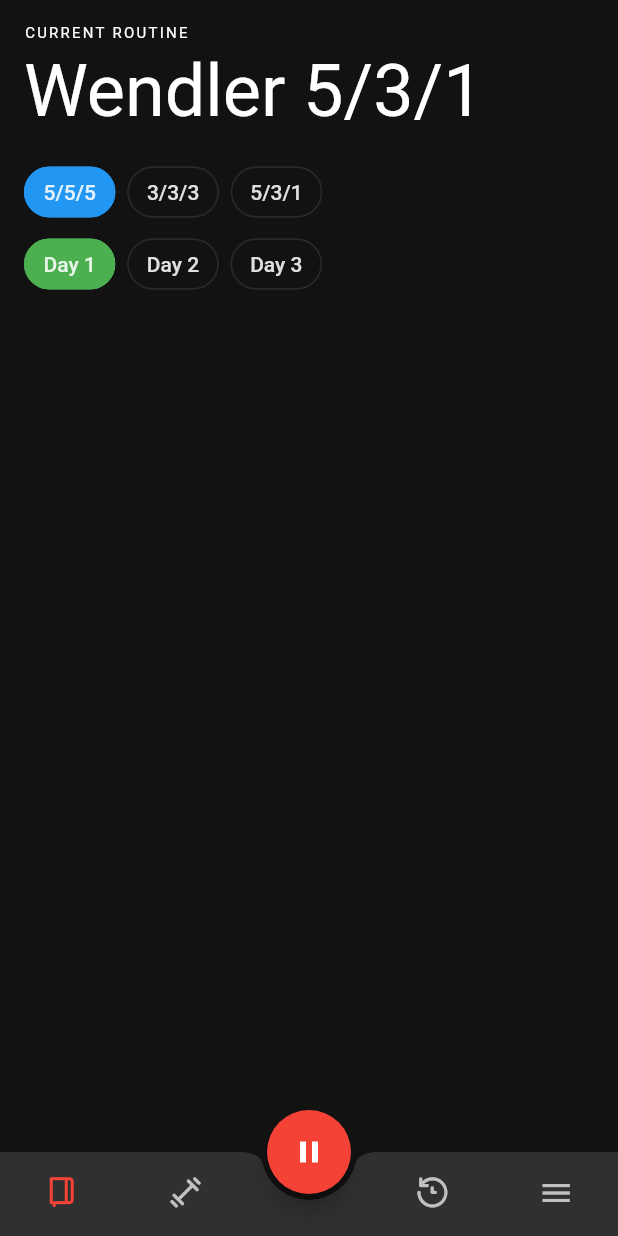
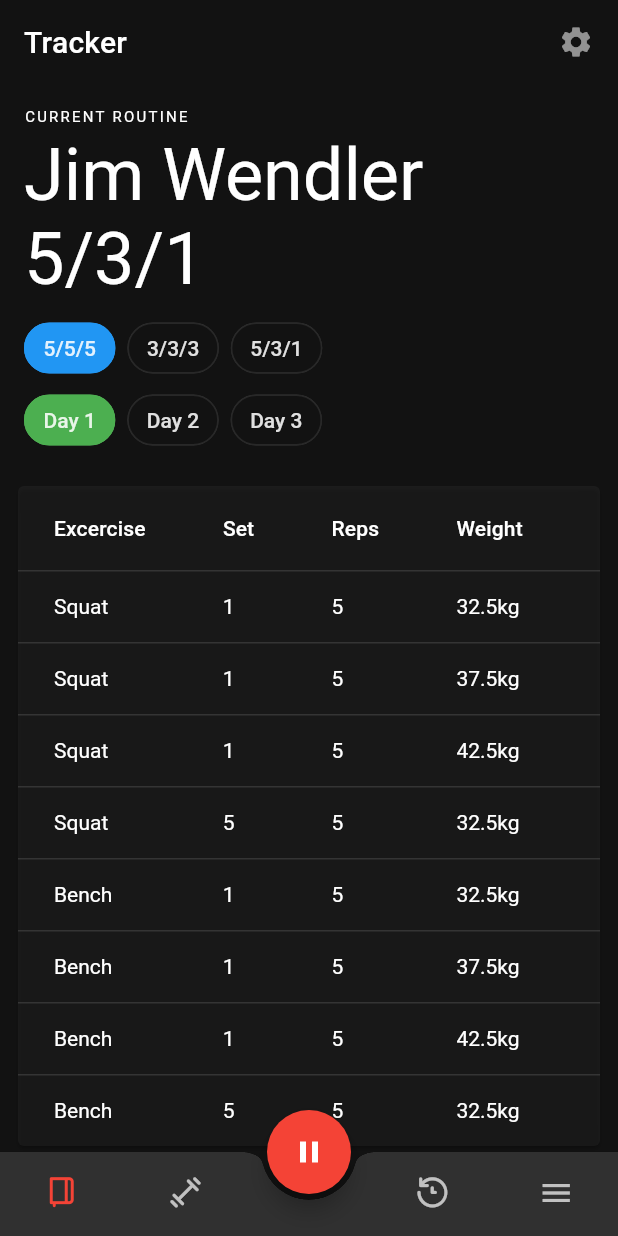
Before and after one commit to chrsep/leonidas, a Flutter app: the screen it shows after launch, on a phone screen of 412 x 824 dp. Run offline on Flutter 3.47's test engine with Material 2 defaults, Android fonts, the phone set to English and light mode, and no system bars; our stand-ins replace flutter_dotenv, sentry.

Commit message:
Add exercise table to tracker.

```diff
--- a/lib/components/home_page.dart
+++ b/lib/components/home_page.dart
@@ -59,6 +59,7 @@ class _HomePageState extends State<HomePage> with TickerProviderStateMixin {
       _playPauseController.reverse();
     }
     return Scaffold(
+      extendBody: true,
       floatingActionButton: FloatingActionButton(
         child: AnimatedIcon(
           icon: AnimatedIcons.play_pause,
@@ -99,6 +100,7 @@ class _HomePageState extends State<HomePage> with TickerProviderStateMixin {
       ),
       body: SafeArea(
         top: true,
+        bottom: false,
         child: Stack(
           fit: StackFit.expand,
           children: sections.map((Section section) {
--- a/lib/components/tracker_page.dart
+++ b/lib/components/tracker_page.dart
@@ -1,4 +1,6 @@
+import 'package:flutter/cupertino.dart';
 import 'package:flutter/material.dart';
+import 'package:flutter/widgets.dart';
 import 'package:leonidas/leonidas_theme.dart';
 import 'package:leonidas/models/app_store.dart';
 import 'package:provider/provider.dart';
@@ -11,8 +13,35 @@ class TrackerPage extends StatelessWidget {
     final selectedDay = selectedRoutine.days[store.currentDay];
     final selectedCycle =
         selectedRoutine.progression.cycles[store.currentCycle];
-    return Padding(
-      padding: const EdgeInsets.all(16.0),
+    return SingleChildScrollView(
+      child: Padding(
+        padding:
+            const EdgeInsets.only(left: 8.0, right: 8, top: 8, bottom: 100),
+        child: Column(
+          children: <Widget>[
+            Padding(
+                padding: const EdgeInsets.only(
+                  left: 8.0,
+                  bottom: 16,
+                  top: 8,
+                  right: 8,
+                ),
+                child: Row(
+                  children: <Widget>[
+                    Expanded(
+                      child: Text(
+                        'Tracker',
+                        style: LeonidasTheme.h6,
+                      ),
+                    ),
+                    Icon(
+                      Icons.settings,
+                      color: Colors.white54,
+                    )
+                  ],
+                )),
+            Padding(
+              padding: const EdgeInsets.only(left: 8.0, top: 16, bottom: 8),
               child: Column(
                 children: <Widget>[
                   Padding(
@@ -27,13 +56,13 @@ class TrackerPage extends StatelessWidget {
                     ),
                   ),
                   Padding(
-            padding: const EdgeInsets.only(bottom: 16),
+                    padding: const EdgeInsets.only(bottom: 8),
                     child: Row(
                       children: <Widget>[
-                Text(
-                  selectedRoutine.name,
-                  style: LeonidasTheme.h3,
-                  textAlign: TextAlign.left,
+                        Flexible(
+                          child: Text(selectedRoutine.name,
+                              overflow: TextOverflow.clip,
+                              style: LeonidasTheme.h3),
                         ),
                       ],
                     ),
@@ -49,7 +78,8 @@ class TrackerPage extends StatelessWidget {
                               ? LeonidasTheme.primaryColor
                               : LeonidasTheme.whiteTint[0],
                           shape: RoundedRectangleBorder(
-                      borderRadius: BorderRadius.all(Radius.circular(100)),
+                              borderRadius:
+                                  BorderRadius.all(Radius.circular(100)),
                               side: BorderSide(
                                   color: isSelected
                                       ? LeonidasTheme.primaryColor
@@ -59,8 +89,7 @@ class TrackerPage extends StatelessWidget {
                     }).toList(),
                   ),
                   Row(
-            children: selectedRoutine.days
-                .map((value) {
+                    children: selectedRoutine.days.map((value) {
                       final isSelected = value.name == selectedDay.name;
                       return Padding(
                         padding: const EdgeInsets.only(right: 8.0),
@@ -78,10 +107,63 @@ class TrackerPage extends StatelessWidget {
                                       : LeonidasTheme.whiteTint[1])),
                         ),
                       );
+                    }).toList(),
+                  ),
+                ],
+              ),
+            ),
+            Padding(
+              padding: const EdgeInsets.only(top: 8.0),
+              child: Row(
+                children: <Widget>[
+                  Expanded(
+                    child: Card(
+                      child: DataTable(
+                        columnSpacing: 24,
+                        columns: const <DataColumn>[
+                          DataColumn(label: Text('Excercise')),
+                          DataColumn(label: Text('Set')),
+                          DataColumn(label: Text('Reps')),
+                          DataColumn(label: Text('Weight')),
+                        ],
+                        rows: selectedDay.exercises
+                            .map((exercise) {
+                              final List<DataRow> rows = [];
+                              final int tm = (exercise.maxRep[1] *
+                                      selectedRoutine.trainingMax /
+                                      100)
+                                  .floor();
+                              for (var set in selectedCycle.sets) {
+                                final weight =
+                                    set.oneMaxRepPercentage * tm / 100000;
+                                final closestTwoAndAHalf =
+                                    (weight / 2.5).floor() * 2.5;
+                                final roundedWeight =
+                                    weight - closestTwoAndAHalf > 1.25
+                                        ? closestTwoAndAHalf + 2.5
+                                        : closestTwoAndAHalf;
+                                rows.add(DataRow(
+                                  cells: [
+                                    DataCell(Text(exercise.name)),
+                                    DataCell(Text(set.sets.toString())),
+                                    DataCell(Text(set.reps.toString())),
+                                    DataCell(Text(roundedWeight.toString() + 'kg')),
+                                  ],
+                                ));
+                              }
+                              return rows;
                             })
+                            .expand((i) => i)
                             .toList(),
+                      ),
+                      color: LeonidasTheme.whiteTint[1],
+                    ),
+                  ),
+                ],
+              ),
             )
           ],
+        ),
       ),
     );
   }
--- a/lib/models/exercise_set.dart
+++ b/lib/models/exercise_set.dart
@@ -1,9 +1,12 @@
 import 'package:flutter/cupertino.dart';
 
 class ExerciseSet extends ChangeNotifier {
-  ExerciseSet(this.reps, this.oneMaxRepPercentage, this.order);
+  ExerciseSet(
+      this.sets, this.reps, this.oneMaxRepPercentage, this.order, this.amrap);
 
+  final int sets;
   final int reps;
   final int oneMaxRepPercentage;
   final int order;
+  final bool amrap;
 }
--- a/lib/utils/sample_routine.dart
+++ b/lib/utils/sample_routine.dart
@@ -6,10 +6,10 @@ import 'package:leonidas/models/progression.dart';
 import 'package:leonidas/models/routine.dart';
 
 Routine generateSampleRoutine() {
-  const name = 'Wendler 5/3/1';
+  const name = 'Jim Wendler 5/3/1';
 
   final squat = Exercise('Squat', '', {1: 55000});
-  final bench = Exercise('Bench', '', {1: 35000});
+  final bench = Exercise('Bench', '', {1: 55000});
   final deadlift = Exercise('Deadlift', '', {1: 80000});
   final press = Exercise('press', '', {1: 35000});
 
@@ -28,19 +28,22 @@ Routine generateSampleRoutine() {
 
   final cycles = [
     Cycle('5/5/5', [
-      ExerciseSet(5, 65, 0),
-      ExerciseSet(5, 75, 1),
-      ExerciseSet(5, 85, 2),
+      ExerciseSet(1, 5, 65, 0, false),
+      ExerciseSet(1, 5, 75, 1, false),
+      ExerciseSet(1, 5, 85, 2, true),
+      ExerciseSet(5, 5, 65, 0, false),
     ]),
     Cycle('3/3/3', [
-      ExerciseSet(5, 65, 0),
-      ExerciseSet(5, 75, 1),
-      ExerciseSet(5, 85, 2),
+      ExerciseSet(1, 3, 65, 0, false),
+      ExerciseSet(1, 3, 75, 1, false),
+      ExerciseSet(1, 3, 85, 2, true),
+      ExerciseSet(5, 5, 65, 0, false),
     ]),
     Cycle('5/3/1', [
-      ExerciseSet(5, 65, 0),
-      ExerciseSet(5, 75, 1),
-      ExerciseSet(5, 85, 2),
+      ExerciseSet(1, 5, 75, 0, false),
+      ExerciseSet(1, 3, 85, 1, false),
+      ExerciseSet(1, 1, 95, 2, true),
+      ExerciseSet(5, 5, 75, 0, false),
     ])
   ];
 
```
Lines whose indentation alone changed are shown as unchanged.
